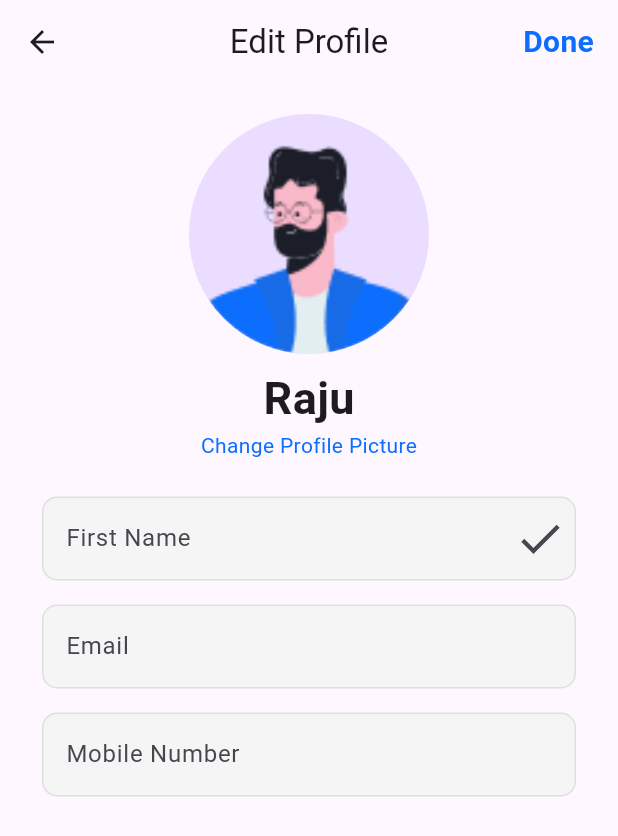
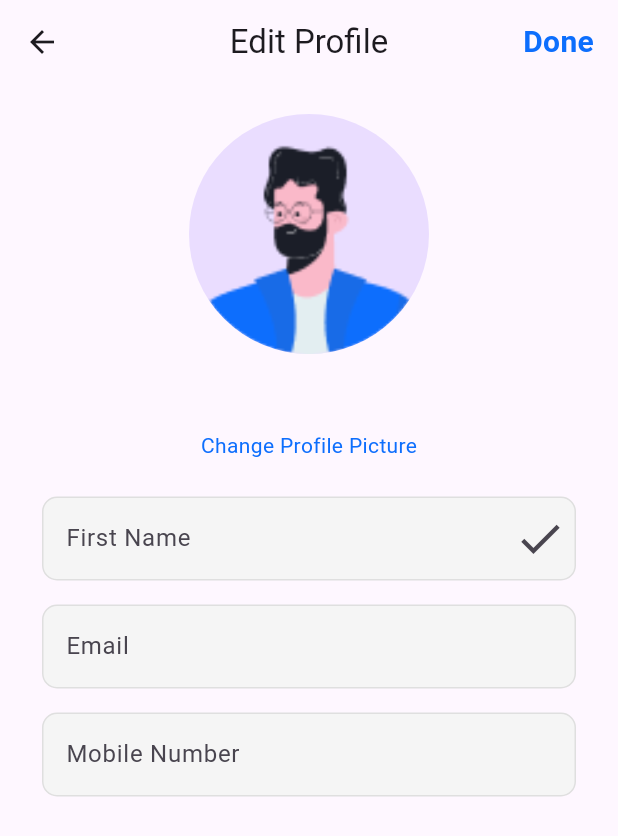
Before and after one commit to araful39/travel, a Flutter app: the Profile screen opened directly, after a tap on "Edit Profile", on a phone screen of 412 x 824 dp. Shown: the top 836 px of the screen. Run offline on Flutter 3.47's test engine with Material 3 defaults, Android fonts, the phone set to English and light mode, and no system bars; our stand-ins replace get, image_picker, shared_preferences, smooth_page_indicator, table_calendar; missing offline and left inert: dart:ffi; accounts and stored records are empty.

Commit message:
try update date show

```diff
--- a/lib/features/personalization/controller/editprofile_controller.dart
+++ b/lib/features/personalization/controller/editprofile_controller.dart
@@ -1,3 +1,4 @@
+import 'dart:ffi';
 import 'dart:io';
 
 import 'package:flutter/material.dart';
@@ -16,7 +17,7 @@ class EditProfileController extends GetxController {
 
   ImagePicker picker = ImagePicker();
   RxString selectedImage = ''.obs;
-  // RxString name = ''.obs;
+  RxString name = ''.obs;
   // RxString email = ''.obs;
   // RxString password = ''.obs;
 
@@ -43,7 +44,7 @@ class EditProfileController extends GetxController {
     prefs.setString("name", nameController.text);
     prefs.setString("email", emailController.text);
     prefs.setString("mobile", phoneController.text);
-
+ChangeNotifier();
     update();
       Get.back();
 
@@ -54,6 +55,7 @@ class EditProfileController extends GetxController {
    selectedImage.value = prefs.getString("imagePath") ?? "";
    nameController.text = prefs.getString("name") ?? "";
     emailController.text = prefs.getString("email") ?? "";
+    name.value=nameController.text;
 
    update();
   }
--- a/lib/features/personalization/controller/profile_controller.dart
+++ b/lib/features/personalization/controller/profile_controller.dart
@@ -7,7 +7,6 @@ import 'package:travel/features/shop/screen/Favorite_places/favorite_places.dart
 import 'package:travel/features/shop/screen/popular_trip_package/popular_trip_package.dart';
 
 class ProfileController extends GetxController {
-
   RxString selectedImage = ''.obs;
   RxString name = ''.obs;
   RxString email = ''.obs;
@@ -43,10 +42,7 @@ class ProfileController extends GetxController {
     SharedPreferences prefs = await SharedPreferences.getInstance();
     selectedImage.value = prefs.getString("imagePath") ?? "";
     name.value = prefs.getString("name")!;
-    email.value = prefs.getString("email")! ;
+    email.value = prefs.getString("email")!;
     update();
   }
-
-
-
 }
--- a/lib/features/personalization/screen/edit_profile/edit_profile.dart
+++ b/lib/features/personalization/screen/edit_profile/edit_profile.dart
@@ -59,8 +59,8 @@ class EditProfile extends StatelessWidget {
                     const SizedBox(
                       height: RSizes.sm,
                     ),
-                    const Text(
-                      "Raju",
+                     Text(
+                      controller.name.value,
                       style:
                           TextStyle(fontSize: 30, fontWeight: FontWeight.bold),
                     ),
--- a/lib/features/personalization/screen/profile/profile.dart
+++ b/lib/features/personalization/screen/profile/profile.dart
@@ -14,7 +14,7 @@ class Profile extends StatelessWidget {
 
   @override
   Widget build(BuildContext context) {
-    final ProfileController controller=Get.put(ProfileController());
+    final ProfileController controller = Get.put(ProfileController());
 
     return SafeArea(
       child: Scaffold(
@@ -29,14 +29,13 @@ class Profile extends StatelessWidget {
           ),
           centerTitle: true,
         ),
-        body:Padding(
-            padding: const EdgeInsets.only( left: 25, right: 25),
+        body: Padding(
+          padding: const EdgeInsets.only(left: 25, right: 25),
           child: SingleChildScrollView(
             child: Column(
               children: [
-
                 Obx(
-                ()=> Column(
+                  () => Column(
                     children: [
                       CircleAvatar(
                         radius: 80,
@@ -48,29 +47,37 @@ class Profile extends StatelessWidget {
                                 File(controller.selectedImage.value),
                               ),
                       ),
-
-
+                      const SizedBox(
+                        height: RSizes.sm,
+                      ),
                       Text(
                         controller.name.value,
-                          style:
-                              const TextStyle(fontSize: 30, fontWeight: FontWeight.bold),
+                        style: const TextStyle(
+                            fontSize: 20, fontWeight: FontWeight.bold),
                       ),
                       Text(controller.email.value)
                     ],
-                    ),),
-
+                  ),
+                ),
                 const SizedBox(
                   height: RSizes.xl,
                 ),
                 const Row(
                     mainAxisAlignment: MainAxisAlignment.spaceBetween,
                     children: [
-                      PointCard(name: "Reward Points", point: 360,),
-                      PointCard(name: "Travel Trips", point: 238,),
-                      PointCard(name: "Bucket List", point: 473,),
-
-                      ]
+                      PointCard(
+                        name: "Reward Points",
+                        point: 360,
                       ),
+                      PointCard(
+                        name: "Travel Trips",
+                        point: 238,
+                      ),
+                      PointCard(
+                        name: "Bucket List",
+                        point: 473,
+                      ),
+                    ]),
                 const SizedBox(
                   height: RSizes.xl,
                 ),
@@ -105,7 +112,7 @@ class Profile extends StatelessWidget {
                       ),
                     ),
                     InkWell(
-                        onTap:controller.goToPopularTripPackage ,
+                      onTap: controller.goToPopularTripPackage,
                       child: ListTile(
                         leading: Image.asset(
                           RIcons.trip,
@@ -119,7 +126,7 @@ class Profile extends StatelessWidget {
                       ),
                     ),
                     InkWell(
-                        onTap:controller.goToSettings,
+                      onTap: controller.goToSettings,
                       child: ListTile(
                         leading: Image.asset(
                           RIcons.settings,
@@ -133,7 +140,7 @@ class Profile extends StatelessWidget {
                       ),
                     ),
                     InkWell(
-                        onTap:(){},
+                      onTap: () {},
                       child: ListTile(
                         leading: Image.asset(
                           RIcons.version,
@@ -147,7 +154,7 @@ class Profile extends StatelessWidget {
                       ),
                     ),
                     InkWell(
-                        onTap:controller.goToSignIn,
+                      onTap: controller.goToSignIn,
                       child: const ListTile(
                         leading: Icon(
                           Icons.logout,
@@ -166,7 +173,6 @@ class Profile extends StatelessWidget {
           ),
         ),
       ),
-
     );
   }
 }
--- a/lib/features/shop/controller/home_controller.dart
+++ b/lib/features/shop/controller/home_controller.dart
@@ -31,14 +31,10 @@ class HomeController extends GetxController {
     final SharedPreferences prefs = await SharedPreferences.getInstance();
      name.value = prefs.getString("name")??"";
     selectedImage.value = prefs.getString("imagePath") ?? "";
-
     update();
-  }
-
-  goToNotification(){
-    Get.to(const NotificationR());
   }
 
 
 
+
 }
```
Also changed, not shown: lib/features/personalization/controller/notification_controller.dart (added, +18 -0 lines), lib/features/personalization/screen/notification/notification.dart (+15 -22 lines), lib/features/shop/screen/calender/calender.dart (+6 -12 lines), lib/features/shop/screen/home/home.dart (+15 -8 lines). Lines whose indentation alone changed are shown as unchanged.
